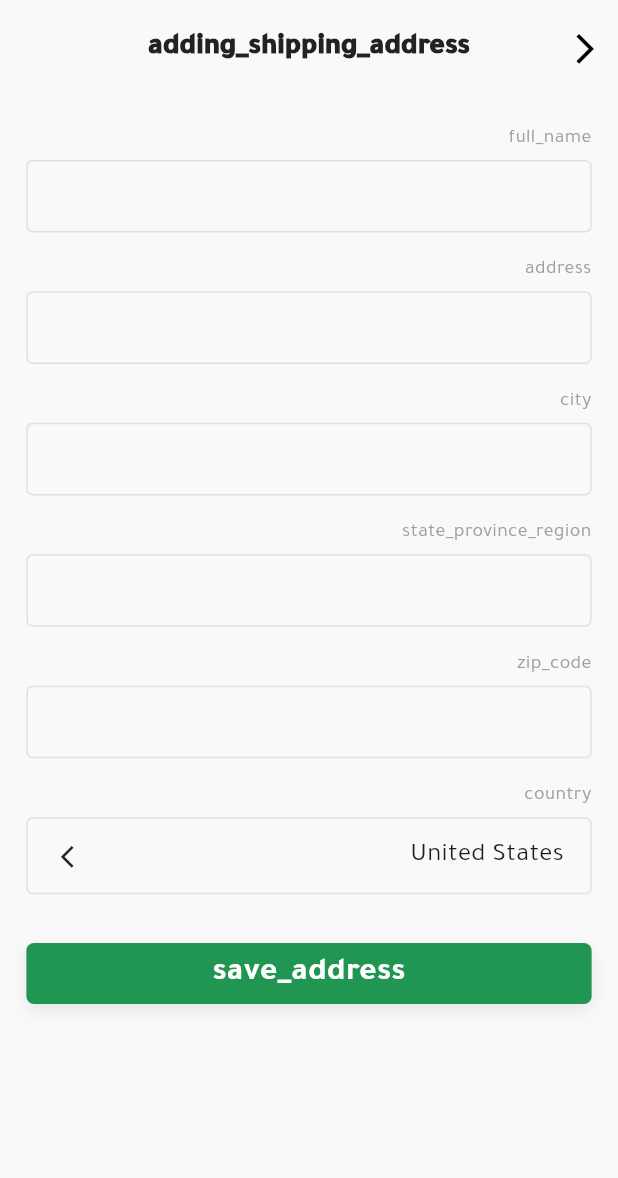
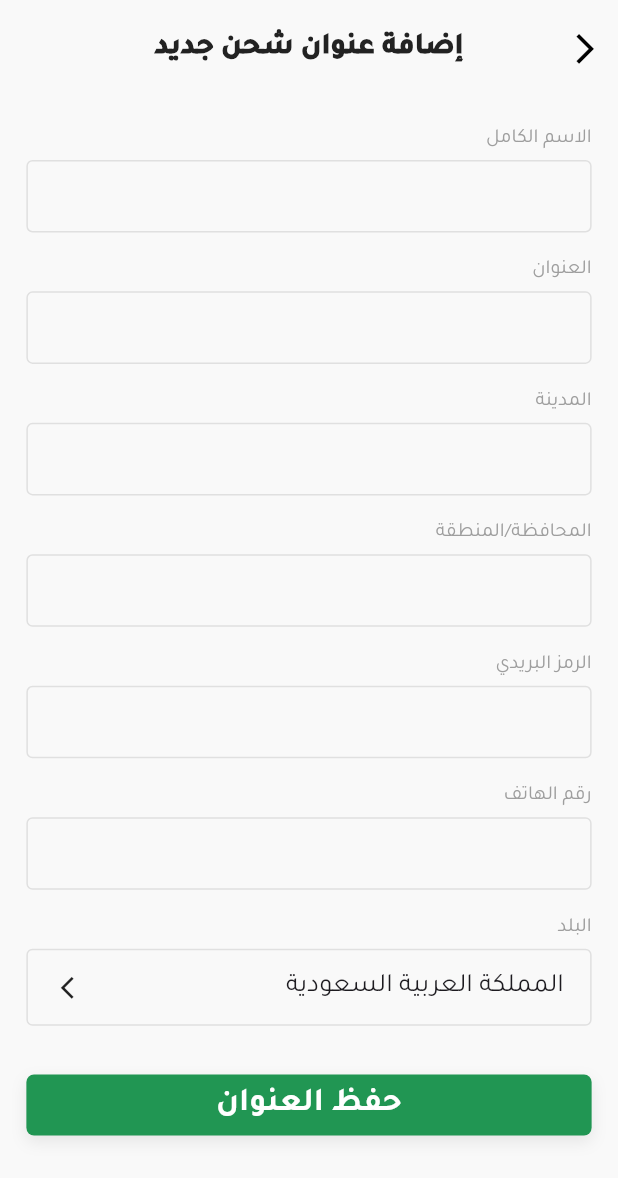
Before and after one commit to ideasandconceptsit/khayat_team1, a Flutter app: the AddressFormPage screen opened directly, on a phone screen of 412 x 824 dp. Shown: the top 1178 px of the screen. Run offline on Flutter 3.47's test engine with Material 3 defaults, Android fonts, the phone set to English and light mode, and no system bars; our stand-ins replace cached_network_image, dio, flutter_screenutil, get, get_storage, skeletonizer; missing offline and left inert: awesome_dio_interceptor; accounts and stored records are empty; network calls fail.

Commit message:
Integrated Shipping Address API with frontend

```diff
--- a/lib/core/translations/ar.dart
+++ b/lib/core/translations/ar.dart
@@ -92,7 +92,6 @@ const Map<String, String> ar = {
   AppStrings.orderdetails: "تفاصيل الطلبات",
   AppStrings.delivreymethod: "طريقة التوصيل",
 
-
   //! My Settings View
   AppStrings.personalinformation: "المعلومات الشخصية",
   AppStrings.dateofbirthday: "تاريخ الميلاد",
@@ -101,7 +100,38 @@ const Map<String, String> ar = {
   AppStrings.newarrivals: "الوافدون الجدد",
   AppStrings.deliverystatuschanges: "تغييرات حالة التوصيل",
   AppStrings.fullname: "الاسم بالكامل",
-
-
-
+  // addresses
+  'shipping_addresses': 'عناوين الشحن',
+  'edit': 'تعديل',
+  'delete': 'حذف',
+  'use_as_shipping_address': 'استخدم كعنوان شحن',
+  'adding_shipping_address': 'إضافة عنوان شحن جديد',
+  'edit_address': 'تعديل العنوان',
+  'full_name': 'الاسم الكامل',
+  'address': 'العنوان',
+  'city': 'المدينة',
+  'state_province_region': 'المحافظة/المنطقة',
+  'zip_code': 'الرمز البريدي',
+  'country': 'البلد',
+  'save_address': 'حفظ العنوان',
+  'please_enter_full_name': 'الرجاء إدخال الاسم الكامل',
+  'please_enter_address': 'الرجاء إدخال العنوان',
+  'please_enter_city': 'الرجاء إدخال المدينة',
+  'please_enter_state': 'الرجاء إدخال المحافظة/المنطقة',
+  'please_enter_zip_code': 'الرجاء إدخال الرمز البريدي',
+  'please_enter_phone_number': 'الرجاء إدخال رقم الهاتف',
+  'success': 'تم بنجاح',
+  'address_saved_successfully': 'تم حفظ العنوان بنجاح',
+  'thank_you': 'شكراً لاستخدامك تطبيقنا!',
+  'continue': 'مواصلة التسوق',
+  'delete_address': 'حذف العنوان',
+  'delete_address_confirmation': 'هل أنت متأكد من رغبتك في حذف هذا العنوان؟',
+  'cancel': 'إلغاء',
+  'no_addresses_found': 'لا توجد عناوين مسجلة',
+  'phone_number': 'رقم الهاتف',
+  'address_deleted_successfully': 'تم حذف العنوان بنجاح',
+  'failed_to_delete_address': 'فشل حذف العنوان',
+  'unexpected_error_occurred': 'حدث خطأ غير متوقع',
+  'retry': 'إعادة المحاولة',
+  'Saudi Arabia': 'المملكة العربية السعودية',
 };
--- a/lib/core/translations/en.dart
+++ b/lib/core/translations/en.dart
@@ -106,6 +106,7 @@ const Map<String, String> en = {
   // addresses
   'shipping_addresses': 'Shipping Addresses',
   'edit': 'Edit',
+  'delete': 'Delete',
   'use_as_shipping_address': 'Use as the shipping address',
   'adding_shipping_address': 'Adding Shipping Address',
   'edit_address': 'Edit Address',
@@ -121,8 +122,20 @@ const Map<String, String> en = {
   'please_enter_city': 'Please enter city',
   'please_enter_state': 'Please enter state/province/region',
   'please_enter_zip_code': 'Please enter zip code',
+  'please_enter_phone_number': 'Please enter phone number',
   'success': 'Success',
   'address_saved_successfully': 'Your address has been saved successfully.',
   'thank_you': 'Thank you for using our app!',
   'continue': 'CONTINUE SHOPPING',
+  'delete_address': 'Delete Address',
+  'delete_address_confirmation':
+      'Are you sure you want to delete this address?',
+  'cancel': 'Cancel',
+  'no_addresses_found': 'No addresses found',
+  'phone_number': 'Phone Number',
+  'address_deleted_successfully': 'Address deleted successfully',
+  'failed_to_delete_address': 'Failed to delete address',
+  'unexpected_error_occurred': 'An unexpected error occurred',
+  'retry': 'Retry',
+  'Saudi Arabia': 'Saudi Arabia',
 };
--- a/lib/features/shipping_address/models/shipping_address_model.dart
+++ b/lib/features/shipping_address/models/shipping_address_model.dart
@@ -1,21 +1,98 @@
+import 'dart:convert';
+import 'package:http/http.dart' as http;
+import 'package:get/get.dart';
+
+// Address Model
 class ShippingAddressModel {
-  final String id;
-  final String name;
-  final String street;
-  final String city;
-  final String state;
-  final String zipCode;
-  final String country;
-  final bool isDefault;
+  String id;
+  String user;
+  String name;
+  String addressLine1;
+  String addressLine2;
+  String city;
+  String state;
+  String postalCode;
+  String country;
+  String phone;
+  bool isDefault;
+  String addressType;
+  DateTime createdAt;
+  DateTime updatedAt;
 
   ShippingAddressModel({
     required this.id,
+    required this.user,
     required this.name,
-    required this.street,
+    required this.addressLine1,
+    required this.addressLine2,
     required this.city,
     required this.state,
-    required this.zipCode,
+    required this.postalCode,
     required this.country,
-    this.isDefault = false,
+    required this.phone,
+    required this.isDefault,
+    required this.addressType,
+    required this.createdAt,
+    required this.updatedAt,
   });
+
+  factory ShippingAddressModel.fromJson(Map<String, dynamic> json) {
+    // Print the raw JSON for debugging
+    print('Parsing address JSON: $json');
+
+    // Handle both '_id' and 'id' fields from API
+    String addressId = json['_id'] ?? json['id'] ?? '';
+
+    return ShippingAddressModel(
+      id: addressId,
+      user: json['user'] ?? '',
+      name: json['name'] ?? 'Unnamed',
+      addressLine1: json['addressLine1'] ?? 'No Address',
+      addressLine2: json['addressLine2'] ?? '',
+      city: json['city'] ?? 'Unknown City',
+      state: json['state'] ?? '',
+      postalCode: json['postalCode'] ?? '',
+      country: json['country'] ?? 'Unknown Country',
+      phone: json['phone'] ?? '',
+      isDefault: json['isDefault'] ?? false,
+      addressType: json['addressType'] ?? '',
+      createdAt: json['createdAt'] != null
+          ? DateTime.parse(json['createdAt'])
+          : DateTime.now(),
+      updatedAt: json['updatedAt'] != null
+          ? DateTime.parse(json['updatedAt'])
+          : DateTime.now(),
+    );
+  }
+
+  Map<String, dynamic> toJson() {
+    return {
+      "name": name,
+      "addressLine1": addressLine1,
+      "addressLine2": addressLine2,
+      "city": city,
+      "state": state,
+      "postalCode": postalCode,
+      "country": country,
+      "phone": phone,
+      "isDefault": isDefault,
+      "addressType": addressType,
+    };
+  }
+
+  // Add equals and hashCode for proper comparison
+  @override
+  bool operator ==(Object other) {
+    if (identical(this, other)) return true;
+    return other is ShippingAddressModel && other.id == id;
+  }
+
+  @override
+  int get hashCode => id.hashCode;
+
+  // Add toString for better debugging
+  @override
+  String toString() {
+    return 'Address{id: $id, name: $name, city: $city}';
+  }
 }
--- a/lib/features/shipping_address/views/address_form.dart
+++ b/lib/features/shipping_address/views/address_form.dart
@@ -49,8 +49,9 @@ class AddressFormPage extends StatelessWidget {
               SizedBox(height: 16.h),
               CustomInputField(
                 label: 'address'.tr,
-                initialValue: addressToEdit?.street,
-                onSaved: (value) => controller.tempAddress['street'] = value!,
+                initialValue: addressToEdit?.addressLine1,
+                onSaved: (value) =>
+                    controller.tempAddress['addressLine1'] = value!,
                 validator: (value) {
                   if (value?.isEmpty ?? true) {
                     return 'please_enter_address'.tr;
@@ -85,8 +86,9 @@ class AddressFormPage extends StatelessWidget {
               SizedBox(height: 16.h),
               CustomInputField(
                 label: 'zip_code'.tr,
-                initialValue: addressToEdit?.zipCode,
-                onSaved: (value) => controller.tempAddress['zipCode'] = value!,
+                initialValue: addressToEdit?.postalCode,
+                onSaved: (value) =>
+                    controller.tempAddress['postalCode'] = value!,
                 keyboardType: TextInputType.number,
                 validator: (value) {
                   if (value?.isEmpty ?? true) {
@@ -96,9 +98,23 @@ class AddressFormPage extends StatelessWidget {
                 },
               ),
               SizedBox(height: 16.h),
+              CustomInputField(
+                label: 'phone_number'.tr,
+                initialValue: addressToEdit?.phone,
+                onSaved: (value) => controller.tempAddress['phone'] = value!,
+                keyboardType: TextInputType.phone,
+                validator: (value) {
+                  if (value?.isEmpty ?? true) {
+                    return 'please_enter_phone_number'.tr;
+                  }
+                  return null;
+                },
+              ),
+              SizedBox(height: 16.h),
               CustomCountryField(
                 label: 'country'.tr,
-                initialValue: addressToEdit?.country ?? 'United States',
+                initialValue: addressToEdit?.country ??
+                    'Saudi Arabia'.tr, // Changed to Saudi Arabia
                 onTap: () {},
               ),
               SizedBox(height: 32.h),
--- a/lib/main.dart
+++ b/lib/main.dart
@@ -38,7 +38,7 @@ class MyApp extends StatelessWidget {
       locale: local ?? const Locale('ar'),
       fallbackLocale: const Locale('ar'),
       theme: AppThemes.lightTheme,
-      initialRoute: Routes.catalog_2Page, // تغيير هنا حسب الحاجة
+      initialRoute: Routes.shippingAddressPage, // تغيير هنا حسب الحاجة
       getPages: AppPages.pages,
       initialBinding: AppBinding(),
     );
```
Also changed, not shown: lib/core/services/api_service.dart (+13 -1 lines), lib/features/shipping_address/controllers/shipping_address_controller.dart (+260 -56 lines), lib/features/shipping_address/repositers/shipping address_repo.dart (added, +67 -0 lines), lib/features/shipping_address/views/shipping_address_page.dart (+30 -8 lines), lib/features/shipping_address/views/widgets/address_card.dart (+45 -2 lines). Lines whose indentation alone changed are shown as unchanged.
